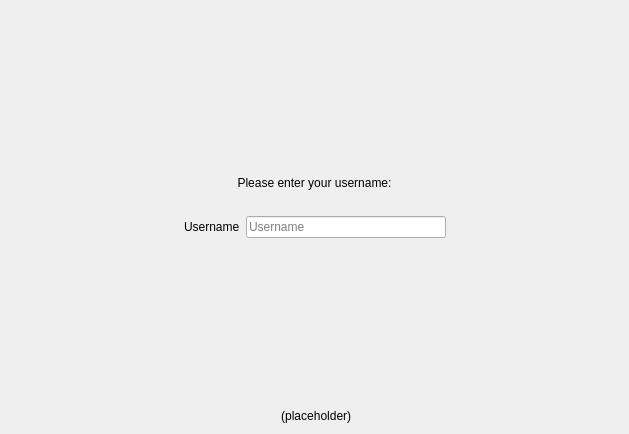
The window that src/gui/newwizard/pages/webfingersetupwizardpage.ui (GrossLukas/client) describes before a commit, drawn with Qt 5.
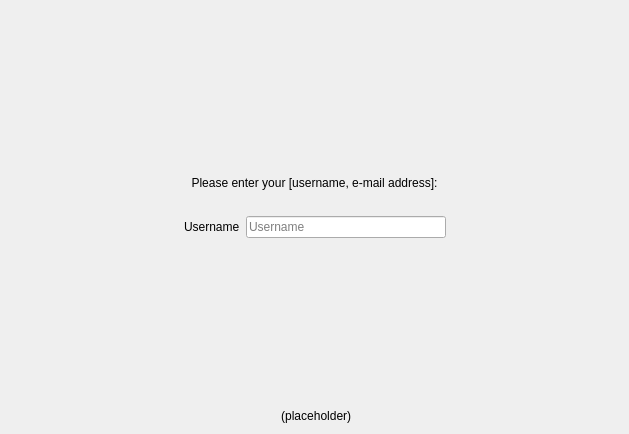
The same window after the commit.

Commit message: Ask for correct account ID on WebFinger setup wizard page

```diff
--- a/src/gui/newwizard/pages/webfingersetupwizardpage.ui
+++ b/src/gui/newwizard/pages/webfingersetupwizardpage.ui
@@ -33,7 +33,7 @@
    <item>
     <widget class="QLabel" name="enterYourUsernameLabel">
      <property name="text">
-      <string>Please enter your username:</string>
+      <string notr="true">Please enter your [username, e-mail address]:</string>
      </property>
      <property name="alignment">
       <set>Qt::AlignCenter</set>
```
The commit also changes 1 other file.
